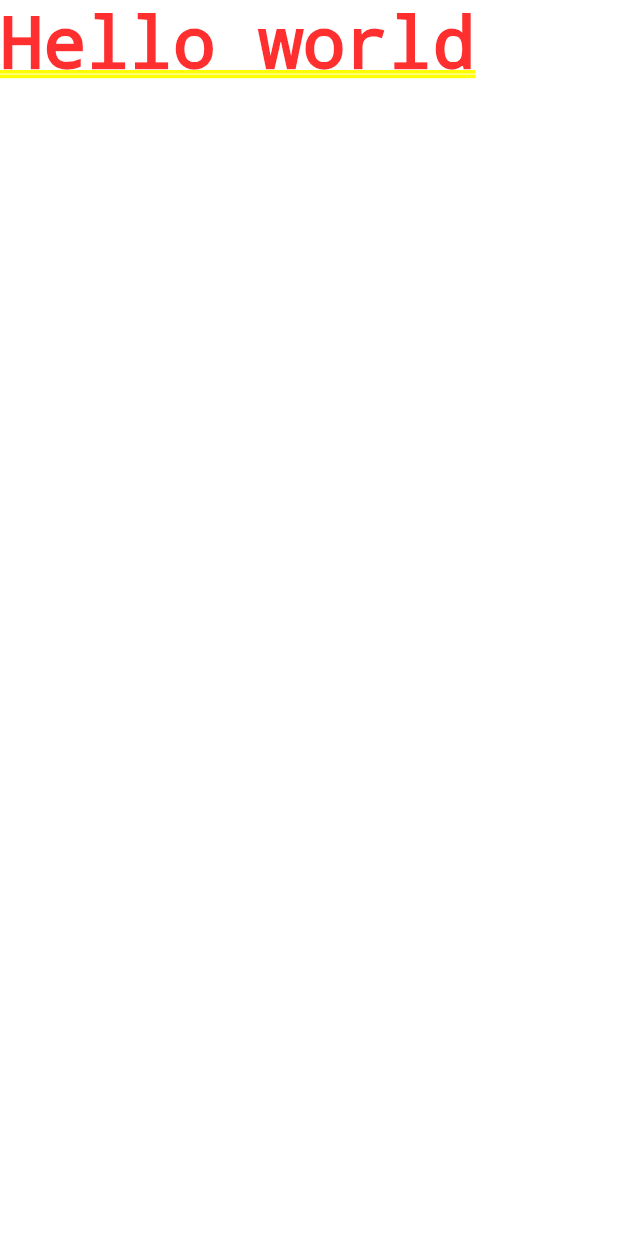
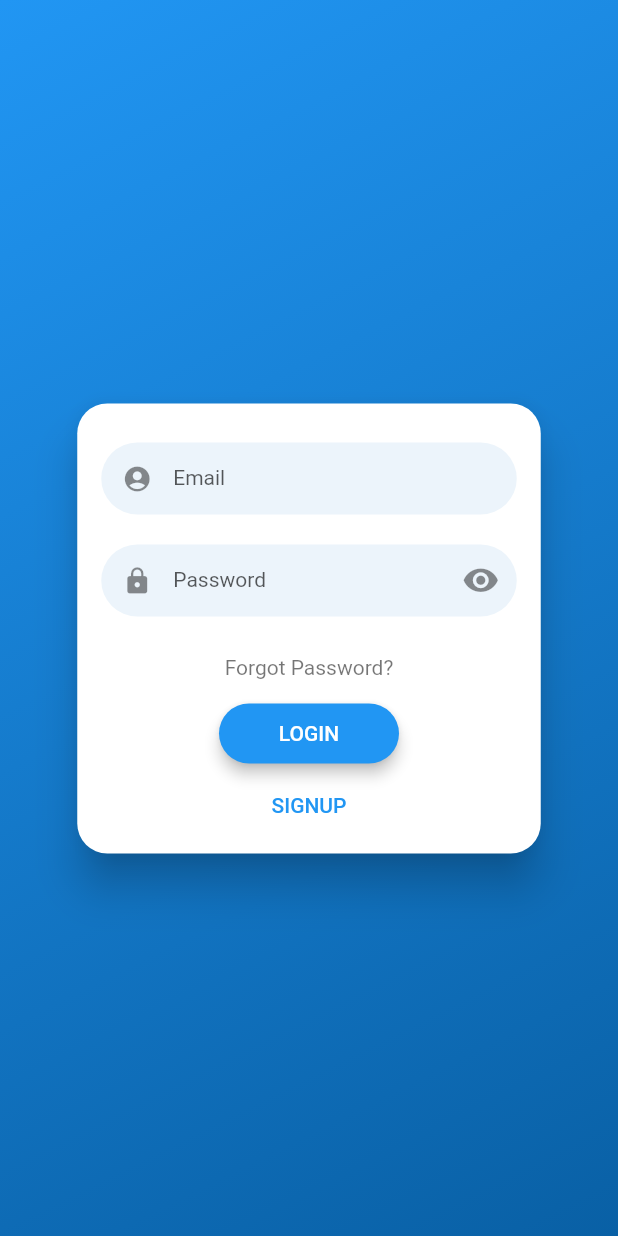
Before and after one commit to sbmyhre/CodeSampleApp, a Flutter app: the screen it shows after launch, on a phone screen of 412 x 824 dp. Run offline on Flutter 3.47's test engine with Material 2 defaults, Android fonts, the phone set to English and light mode, and no system bars; drawn by our look-alikes of flutter_login; our stand-ins replace firebase_auth, firebase_core; accounts and stored records are empty.

Commit message:
FirebaseAuth with FlutterLogin
widget_test fails tests need to be updated to reflect the added code

```diff
--- a/code_sample_app/lib/app.dart
+++ b/code_sample_app/lib/app.dart
@@ -1,14 +1,63 @@
+import 'package:code_sample_app/authentication/authentication_provider.dart';
+import 'package:code_sample_app/repository.dart';
+import 'package:code_sample_app/resources/pages/home_page.dart';
+import 'package:code_sample_app/resources/pages/loading_page.dart';
+import 'package:code_sample_app/resources/pages/login_page.dart';
 import 'package:code_sample_app/resources/themes/app_theme.dart';
+import 'package:firebase_core/firebase_core.dart';
 import 'package:flutter/material.dart';
 
 /// Application running as a widget.
+///
+/// Initializes FlutterFire and loads appropriate landing page for our user.
+/// Displays [LoadingPage] until initialization future returns with value.
 class App extends StatelessWidget {
+  // The Firebase initialization Future lives outside of [build] to avoid reInit
+  final Future<FirebaseApp> _initialization = Firebase.initializeApp();
+
+  App({Key? key}) : super(key: key);
+
   @override
   Widget build(BuildContext context) {
-    return MaterialApp(
-      theme: AppTheme().defaultTheme,
-        title: 'Flutter Demo',
-        home: const Text("Hello world")
+    return FutureBuilder(
+      // Initialize FlutterFire
+      future: _initialization,
+      builder: (context, snapshot) {
+        // Check for errors
+        if (snapshot.hasError) {
+          return const MaterialApp(home: Text("Error Page"));
+        }
+
+        // Once complete, show your application
+        if (snapshot.connectionState == ConnectionState.done) {
+          return AuthenticationProvider(
+              child: MaterialApp(
+                theme: AppTheme().defaultTheme,
+                initialRoute: getInitialRoute(),
+                routes: {
+                  "/": (context) => const HomePage(),
+                  HomePage.routeName: (context) => const HomePage(),
+                  LoginPage.routeName: (context) => LoginPage(),
+                  LoadingPage.routeName: (context) => LoadingPage(),
+                },
+              ));
+        }
+
+        // Otherwise, show [LoadingScreen] whilst waiting for initialization to complete
+        return MaterialApp(home: LoadingPage());
+      },
     );
   }
+
+  /// Returns the appropriate initial route for the current user.
+  ///
+  /// For Example: If user not logged in, [LoginScreen.routeName] is returned.
+  String? getInitialRoute() {
+    return showUserLoginScreen() ? LoginPage.routeName : null;
+  }
+
+  /// Returns true when the app should display the login screen to the user.
+  bool showUserLoginScreen() {
+    return !Repository().isUserSignedIn();
+  }
 }
--- /dev/null
+++ b/code_sample_app/lib/authentication/authentication_bloc.dart
@@ -0,0 +1,35 @@
+import 'package:code_sample_app/repository.dart';
+
+/// Class that hosts the business logic for authentication.
+class AuthenticationBloc {
+  bool isUserSignedIn() => Repository().isUserSignedIn();
+  Future<String?> signIn(dynamic loginData) => Repository().signIn(loginData);
+  Future<String?> signUp(dynamic loginData) => Repository().signUp(loginData);
+  Future<String?> signOut() => Repository().signOut();
+
+  /// Returns null if [value] is considered a valid email.
+  /// Otherwise, returns the user-friendly error text.
+  dynamic validateEmail(dynamic value) {
+    if (value.isEmpty) {
+      return 'Email is empty';
+    }
+    if (!value.contains('@') || !value.endsWith('.com')) {
+      return "Email must contain '@' and end with '.com'";
+    }
+    return null;
+  }
+
+  /// Returns null if [value] is considered a valid password.
+  /// Otherwise, returns the user-friendly error text.
+  dynamic validatePw(dynamic value) {
+    if (value.isEmpty) {
+      return 'Password is empty';
+    }
+    if (value.length < 6) {
+      return 'Password is too short';
+    }
+    return null;
+  }
+
+  void dispose() {}
+}
--- /dev/null
+++ b/code_sample_app/lib/authentication/authentication_provider.dart
@@ -0,0 +1,97 @@
+import 'package:code_sample_app/authentication/authentication_bloc.dart';
+import 'package:firebase_auth/firebase_auth.dart';
+import 'package:flutter/material.dart';
+
+/// Handles authentication layer service calls.
+/// see https://firebase.flutter.dev/docs/auth/usage/
+class AuthenticationProvider extends InheritedWidget {
+  static const String errorMessage = "Unknown error, please try again later. If the issue persists please contact us at support@app.com";
+
+  static AuthenticationBloc? of(BuildContext context) {
+    AuthenticationProvider? pro =
+    (context.dependOnInheritedWidgetOfExactType<AuthenticationProvider>());
+    return pro?.bloc;
+  }
+
+  final FirebaseAuth auth = FirebaseAuth.instance;
+  final bloc = AuthenticationBloc();
+
+  AuthenticationProvider({Key? key, Widget? child})
+      : super(key: key, child: child ?? Container());
+
+  AuthenticationProvider init() {
+    // listen for auth state changes
+    auth.authStateChanges().listen((User? user) {
+      if (user == null) {
+        print('User is currently signed out!');
+      } else {
+        print('User is signed in!');
+      }
+    });
+    return this;
+  }
+
+  @override
+  bool updateShouldNotify(InheritedWidget oldWidget) {
+    return true;
+  }
+
+  /// Returns true if there is a user currently signed in.
+  bool isUserSignedIn() {
+    return auth.currentUser != null;
+  }
+
+  /// Returns null if succeeded, otherwise returns a user friendly error message.
+  Future<String?> signIn(dynamic loginData) async {
+    try {
+      UserCredential userCredential = await auth.signInWithEmailAndPassword(
+        email: loginData.name,
+        password: loginData.password,
+      );
+    } on FirebaseAuthException catch (e) {
+      if (e.code == 'user-not-found') {
+        return 'No user found for that email. Did you mean to click \'SignUp\'?.';
+      } else if (e.code == 'wrong-password') {
+        return 'Wrong password provided for that user.';
+      }
+    } catch (e) {
+      return errorMessage;
+    }
+
+    return null;
+  }
+
+  /// Returns null if succeeded, otherwise returns a user friendly error message.
+  /// If no error message exists, but an error was hit, default message is used.
+  Future<String?> signUp(dynamic loginData) async {
+    try {
+      UserCredential userCredential = await auth.createUserWithEmailAndPassword(
+        email: loginData.name,
+        password: loginData.password,
+      );
+    } on FirebaseAuthException catch (e) {
+      // Translate code into user friendly text
+      if (e.code.compareTo('weak-password') == 0) {
+        return 'The password provided is too weak.';
+      } else if (e.code.compareTo('email-already-in-use') == 0) {
+        return 'The account already exists for that email.';
+      }
+      return errorMessage;
+    } catch (e) {
+      return errorMessage;
+    }
+    return null;
+  }
+
+  /// Signs the current user out of the app.
+  /// Returns null if succeeded, otherwise returns a user friendly error message.
+  /// If no error message exists, but an error was hit, default message is used.
+  Future<String?> signOut() async {
+    try {
+      await auth.signOut();
+    } on FirebaseAuthException catch (e) {
+      return errorMessage;
+    }
+    return null;
+  }
+}
--- /dev/null
+++ b/code_sample_app/lib/repository.dart
@@ -0,0 +1,24 @@
+import 'package:code_sample_app/authentication/authentication_provider.dart';
+
+/// An API layer that abstracts the db code implementation.
+///
+/// In the future, or if the database needs to be changed, this API layer
+/// will stay the same. This layer could also cache the returned
+/// values if the optimization is necessary.
+class Repository {
+  static final Repository _instance = Repository._internal();
+
+  factory Repository() {
+    return _instance;
+  }
+
+  Repository._internal();
+
+  final _auth = AuthenticationProvider().init();
+
+  /// Auth
+  bool isUserSignedIn() => _auth.isUserSignedIn();
+  Future<String?> signIn(dynamic loginData) => _auth.signIn(loginData);
+  Future<String?> signUp(dynamic loginData) => _auth.signUp(loginData);
+  Future<String?> signOut() => _auth.signOut();
+}
--- /dev/null
+++ b/code_sample_app/lib/resources/pages/login_page.dart
@@ -0,0 +1,60 @@
+import 'package:code_sample_app/authentication/authentication_bloc.dart';
+import 'package:code_sample_app/authentication/authentication_provider.dart';
+import 'package:code_sample_app/resources/pages/home_page.dart';
+import 'package:flutter/material.dart';
+import 'package:flutter_login/flutter_login.dart';
+
+/// Screen used for sign-up and login using [FlutterLogin].
+class LoginPage extends StatefulWidget {
+  static const routeName = '/auth';
+
+  @override
+  LoginPageState createState() => LoginPageState();
+}
+
+class LoginPageState extends State<LoginPage> {
+  AuthenticationBloc? bloc;
+
+  @override
+  void didChangeDependencies() {
+    super.didChangeDependencies();
+    bloc = AuthenticationProvider.of(context);
+  }
+
+  @override
+  void dispose() {
+    if (bloc != null) {
+      bloc!.dispose();
+    }
+    super.dispose();
+  }
+
+  @override
+  Widget build(BuildContext context) {
+    if (bloc == null) {
+      throw Exception("Authentication bloc is null cannot start login.");
+    }
+    return Scaffold(
+        body: FlutterLogin(
+      userValidator: (value) {
+        return bloc!.validateEmail(value);
+      },
+      passwordValidator: (value) {
+        return bloc!.validatePw(value);
+      },
+      onLogin: (loginData) {
+        return bloc!.signIn(loginData);
+      },
+      onSignup: (loginData) {
+        return bloc!.signUp(loginData);
+      },
+      onSubmitAnimationCompleted: () {
+        Navigator.of(context).pushReplacementNamed(HomePage.routeName);
+      },
+      onRecoverPassword: (name) {
+        // I don't currently support password recovery.
+        return null;
+      },
+    ));
+  }
+}
--- a/code_sample_app/lib/resources/themes/app_theme.dart
+++ b/code_sample_app/lib/resources/themes/app_theme.dart
@@ -8,6 +8,7 @@ class  AppTheme {
     return ThemeData(
       primarySwatch: Colors.blue,
       visualDensity: VisualDensity.adaptivePlatformDensity,
+      canvasColor: Colors.white,
     );
   }
 }
--- a/code_sample_app/pubspec.yaml
+++ b/code_sample_app/pubspec.yaml
@@ -29,6 +29,9 @@ environment:
 dependencies:
   flutter:
     sdk: flutter
+  firebase_core: "^1.3.0"
+  flutter_login: ^2.1.0
+  firebase_auth: ^1.1.2
 
 
   # The following adds the Cupertino Icons font to your application.
```
Also changed, not shown: code_sample_app/lib/resources/buttons/settings_button.dart (added, +62 -0 lines), code_sample_app/lib/resources/pages/home_page.dart (added, +72 -0 lines), code_sample_app/lib/resources/pages/loading_page.dart (added, +25 -0 lines), code_sample_app/pubspec.lock.
